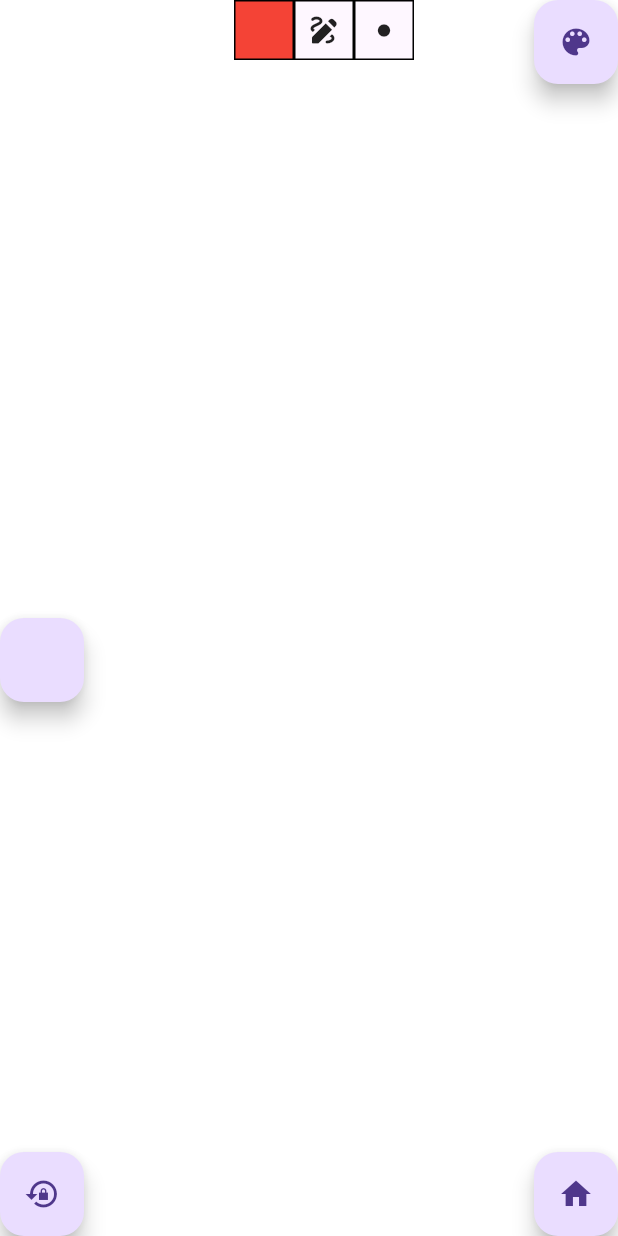
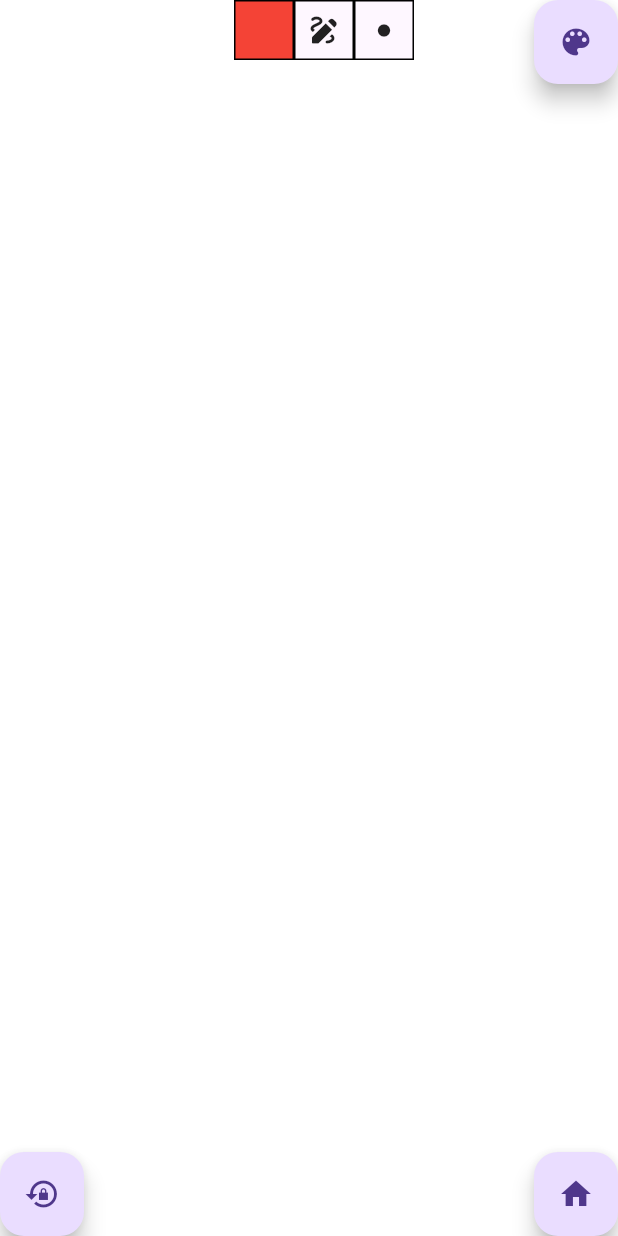
Before and after one commit to Demohstens/Sketchspace, a Flutter app: the screen it shows after launch, after a tap on an icon or button, on a phone screen of 412 x 824 dp. Run offline on Flutter 3.47's test engine with Material 3 defaults, Android fonts, the phone set to English and light mode, and no system bars; our stand-ins replace form_validator.

Commit message:
updated app name

```diff
--- a/lib/brushes/current_path_pen.dart
+++ b/lib/brushes/current_path_pen.dart
@@ -1,7 +1,7 @@
 import 'dart:ui';
 
+import 'package:demo_space/classes/drawing_context.dart';
 import 'package:flutter/material.dart';
-import 'package:flutter_application/classes/drawing_context.dart';
 
 class CurrentPathPen extends CustomPainter {
   List<Offset> currentPath;
--- a/lib/brushes/lazy_painter.dart
+++ b/lib/brushes/lazy_painter.dart
@@ -1,8 +1,8 @@
 import 'dart:ui';
 
+import 'package:demo_space/stroke_selector/src/stroke.dart';
+import 'package:demo_space/utils/repaint_listener.dart';
 import 'package:flutter/material.dart';
-import 'package:flutter_application/stroke_selector/src/stroke.dart';
-import 'package:flutter_application/utils/repaint_listener.dart';
 
 class LazyPainter extends CustomPainter {
   final List<Stroke> strokes;
--- a/lib/classes/draw_file.dart
+++ b/lib/classes/draw_file.dart
@@ -1,8 +1,8 @@
 import 'dart:convert';
 import 'dart:io';
+import 'package:demo_space/components/save_file_reminder.dart';
+import 'package:demo_space/stroke_selector/src/stroke.dart';
 import 'package:flutter/material.dart';
-import 'package:flutter_application/components/save_file_reminder.dart';
-import 'package:flutter_application/stroke_selector/src/stroke.dart';
 import 'package:path/path.dart';
 import 'package:path_provider/path_provider.dart';
 
--- a/lib/components/brush_menu.dart
+++ b/lib/components/brush_menu.dart
@@ -1,5 +1,5 @@
+import 'package:demo_space/classes/drawing_context.dart';
 import 'package:flutter/material.dart';
-import 'package:flutter_application/classes/drawing_context.dart';
 import 'package:provider/provider.dart';
 
 // possible to use menu anchor instead?
--- a/lib/main.dart
+++ b/lib/main.dart
@@ -1,8 +1,9 @@
+import 'package:demo_space/classes/demo_debug.dart';
+import 'package:demo_space/classes/drawing_context.dart';
+import 'package:demo_space/classes/settings.dart';
+import 'package:demo_space/pages/homepage.dart';
 import 'package:flutter/material.dart';
-import 'package:flutter_application/classes/demo_debug.dart';
-import 'package:flutter_application/classes/drawing_context.dart';
-import 'package:flutter_application/classes/settings.dart';
-import 'package:flutter_application/pages/homepage.dart';
+
 import 'package:provider/provider.dart';
 
 void main() {
@@ -27,8 +28,12 @@ class MyApp extends StatelessWidget {
     return MaterialApp(
       title: 'Drawing App',
       theme: ThemeData(
-        primarySwatch: Colors.blue,
-      ),
+          primarySwatch: Colors.blue,
+          pageTransitionsTheme: const PageTransitionsTheme(
+              builders: <TargetPlatform, PageTransitionsBuilder>{
+                // Set the predictive back transitions for Android.
+                TargetPlatform.android: PredictiveBackPageTransitionsBuilder(),
+              })),
       home: HomePage(),
     );
   }
--- a/lib/pages/canvas.dart
+++ b/lib/pages/canvas.dart
@@ -1,9 +1,9 @@
+import 'package:demo_space/classes/drawing_context.dart';
+import 'package:demo_space/classes/settings.dart';
+import 'package:demo_space/components/brush_menu.dart';
+import 'package:demo_space/components/drawing_canvas.dart';
+import 'package:demo_space/pages/homepage.dart';
 import 'package:flutter/material.dart';
-import 'package:flutter_application/classes/drawing_context.dart';
-import 'package:flutter_application/classes/settings.dart';
-import 'package:flutter_application/components/brush_menu.dart';
-import 'package:flutter_application/components/drawing_canvas.dart';
-import 'package:flutter_application/pages/homepage.dart';
 import 'package:provider/provider.dart';
 
 class CanvasPage extends StatelessWidget {
@@ -66,14 +66,6 @@ class CanvasPage extends StatelessWidget {
             child: Icon(Icons.lock_reset_sharp),
           ),
         ),
-        Positioned(
-            top: MediaQuery.of(context).size.height / 2,
-            child: FloatingActionButton(
-              heroTag: "save",
-              onPressed: () {
-                context.read<DrawingContext>().saveFile(context);
-              },
-            ))
       ],
     );
   }
--- a/lib/pages/homepage.dart
+++ b/lib/pages/homepage.dart
@@ -1,9 +1,9 @@
 import 'dart:io';
 
+import 'package:demo_space/classes/draw_file.dart';
+import 'package:demo_space/classes/drawing_context.dart';
+import 'package:demo_space/pages/canvas.dart';
 import 'package:flutter/material.dart';
-import 'package:flutter_application/classes/draw_file.dart';
-import 'package:flutter_application/classes/drawing_context.dart';
-import 'package:flutter_application/pages/canvas.dart';
 import 'package:provider/provider.dart';
 
 // Menu for selecting pages (Canvas, etc.)
--- a/lib/stroke_selector/src/find_closest_stroke.dart
+++ b/lib/stroke_selector/src/find_closest_stroke.dart
@@ -1,5 +1,5 @@
+import 'package:demo_space/stroke_selector/src/stroke.dart';
 import 'package:flutter/widgets.dart';
-import 'package:flutter_application/stroke_selector/src/stroke.dart';
 
 int? findClosestStrokeIndex(List<Stroke> strokes, Offset touchPoint) {
   if (strokes.isEmpty) {
--- a/pubspec.yaml
+++ b/pubspec.yaml
@@ -1,5 +1,5 @@
-name: flutter_application
-description: A new Flutter project.
+name: demo_space
+description: A space to draw and share your ideas.
 
 publish_to: 'none' # Remove this line if you wish to publish to pub.dev
 
```
Also changed, not shown: lib/classes/drawing_context.dart (+5 -5 lines), lib/components/drawing_canvas.dart (+4 -6 lines), lib/stroke_selector/paint_selector.dart (+6 -6 lines), 2 other files.
